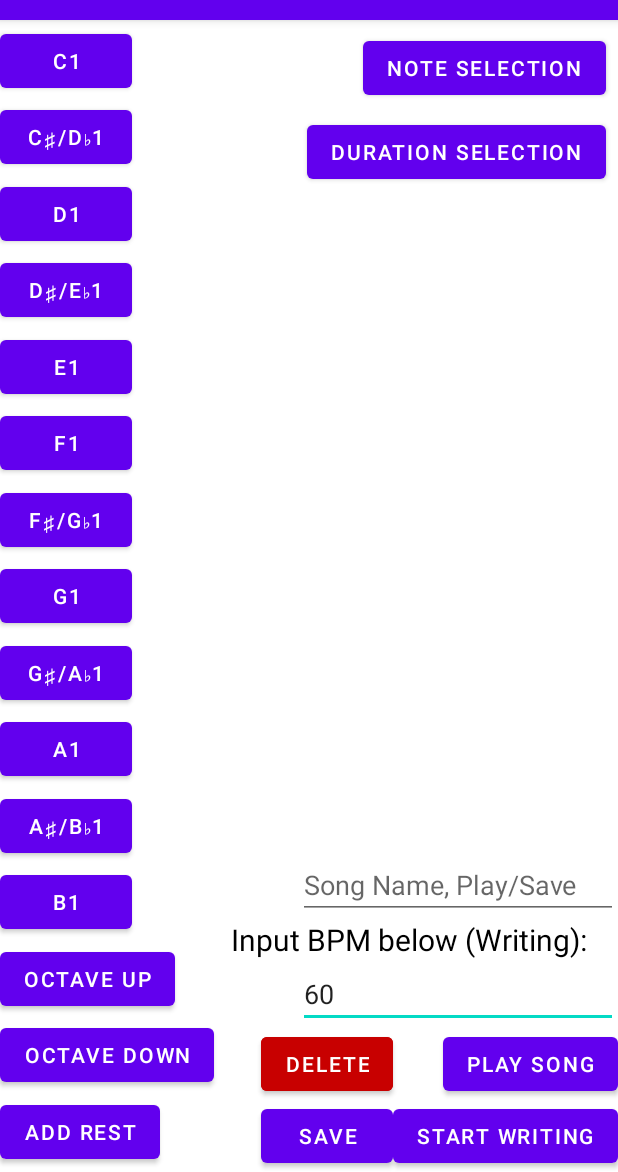
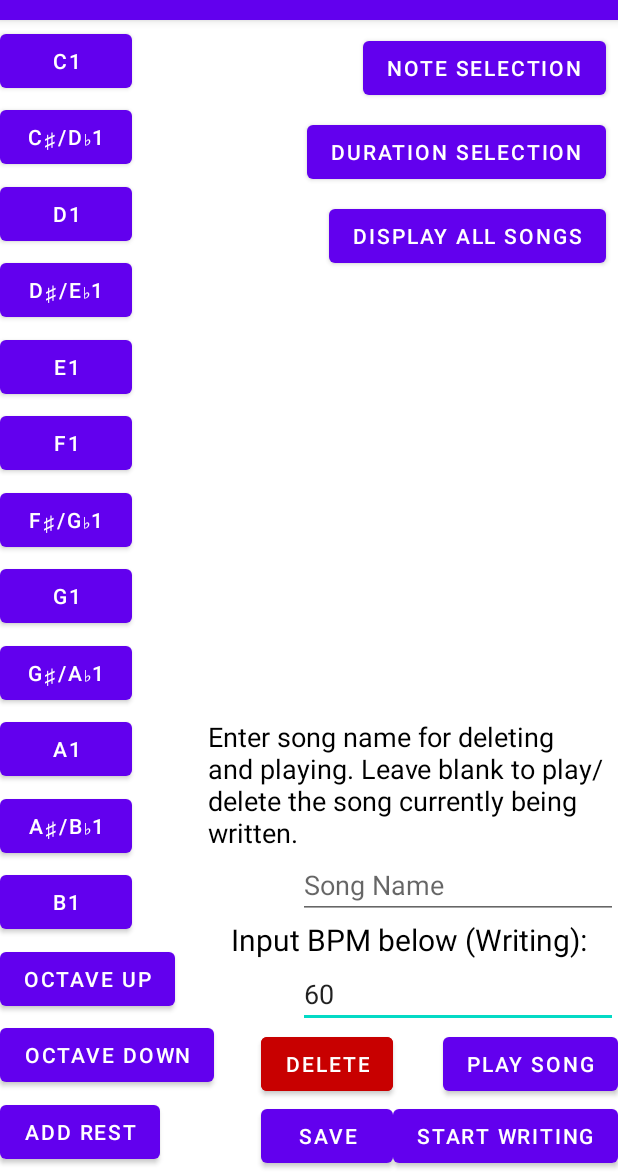
Before and after one commit to JaydenPease/SoundBoard-Project, an Android app: the screen it shows after launch (MainActivity), on a phone screen of 412 x 824 dp, the part 64-1236 px from its top. Run offline under Robolectric (Android 15) with nearby library versions, the phone set to English and light mode, and no system bars; pictures from the network do not load.

```diff
--- a/app/build.gradle
+++ b/app/build.gradle
@@ -9,7 +9,7 @@ android {
 
     defaultConfig {
         applicationId "com.mistershorr.soundboard"
-        minSdk 23
+        minSdk 26
         targetSdk 30
         versionCode 1
         versionName "1.0"
--- a/app/src/main/java/com/mistershorr/soundboard/MainActivity.kt
+++ b/app/src/main/java/com/mistershorr/soundboard/MainActivity.kt
@@ -1,4 +1,4 @@
-// figure out how to display all saved songs and select one
+// figure out how to make it so songs can't be started when one is already playing, and also how to stop a song prematurely
 
 package com.mistershorr.soundboard
 
@@ -12,15 +12,18 @@ import android.view.View
 import android.widget.Button
 import android.widget.Toast
 import androidx.appcompat.app.AppCompatActivity
+import androidx.constraintlayout.widget.Group
 import com.google.gson.Gson
 import com.google.gson.reflect.TypeToken
 import com.mistershorr.soundboard.databinding.ActivityMainBinding
 import kotlinx.coroutines.GlobalScope
 import kotlinx.coroutines.delay
 import kotlinx.coroutines.launch
-import org.json.JSONArray
 import java.io.*
-import java.util.*
+import java.nio.file.Files
+import java.nio.file.Paths
+import java.nio.file.attribute.BasicFileAttributes
+import java.util.function.BiPredicate
 
 
 class MainActivity : AppCompatActivity() {
@@ -48,6 +51,12 @@ class MainActivity : AppCompatActivity() {
 
     var noteMap = HashMap<String, Int>()
 
+    var listOfSavedSongs: ArrayList<String> = ArrayList<String>()
+
+    var groupList: ArrayList<Group> = ArrayList<Group>()
+
+    var songsDisplayed: Boolean = false
+
 
     override fun onCreate(savedInstanceState: Bundle?) {
         super.onCreate(savedInstanceState)
@@ -55,10 +64,17 @@ class MainActivity : AppCompatActivity() {
         binding = ActivityMainBinding.inflate(layoutInflater)
         setContentView(binding.root)
 
-        binding.groupMainDurations.visibility = View.GONE
+
 
 
         loadNoteTypeButtonsArray()
+
+        loadGroupList()
+
+        for(i in groupList.indices) {
+            groupList.get(i).visibility = View.GONE
+        }
+        binding.groupMainNotes.visibility = View.VISIBLE
 
         initializeSoundPool()
 
@@ -676,12 +692,9 @@ class MainActivity : AppCompatActivity() {
     private fun loadSong() {
 
         try {
+            //i forgot where i took this code from
             val fis: FileInputStream = openFileInput(binding.editTextMainSongName.text.toString() + ".json")
-
-            val inputStream = resources.openRawResource(R.raw.song)
-
             val jsonString = fis.bufferedReader().use {
-
                 it.readText()
             }
             Log.d(TAG, "onCreate: $jsonString")
@@ -702,11 +715,15 @@ class MainActivity : AppCompatActivity() {
     }
 
     private fun calculateNoteDuration(): Long {
-        if(binding.editTextMainBpm.text.isNotBlank() && binding.editTextMainBpm.text.toString() != "0") {
-            return ((1000.0 / (binding.editTextMainBpm.text.toString().toDouble()/60.0)) / (selectedNoteType.toDouble() / 4.0)).toLong()
+        if(selectedNoteType != 0) {
+            if (binding.editTextMainBpm.text.isNotBlank() && binding.editTextMainBpm.text.toString() != "0") {
+                return ((1000.0 / (binding.editTextMainBpm.text.toString().toDouble() / 60.0)) / (selectedNoteType.toDouble() / 4.0)).toLong()
+            } else {
+                return ((1000.0 / (1.0 / 60.0)) / (selectedNoteType.toDouble() / 4.0)).toLong()
+            }
         }
         else {
-            return ((1000.0 / (1.0/60.0)) / (selectedNoteType.toDouble() / 4.0)).toLong()
+            return 0;
         }
     }
 
@@ -916,7 +933,7 @@ class MainActivity : AppCompatActivity() {
             selectedNoteType = 32
             setNoteTypeButtonColors(it as Button)
         }
-        binding.buttonMainChord.setOnClickListener {
+        binding.buttonMainInstant.setOnClickListener {
             selectedNoteType = 0
             setNoteTypeButtonColors(it as Button)
         }
@@ -928,23 +945,33 @@ class MainActivity : AppCompatActivity() {
         }
 
         binding.buttonMainDelete.setOnClickListener {
-            songBeingWritten = ArrayList<Note>()
+            deleteSong()
         }
 
         binding.buttonMainDurationSelection.setOnClickListener {
-            binding.groupMainNotes.visibility = View.GONE
+            for(i in groupList.indices) {
+                groupList.get(i).visibility = View.GONE
+            }
             binding.groupMainDurations.visibility = View.VISIBLE
+            songsDisplayed = false
         }
         binding.buttonMainNoteSelection.setOnClickListener {
-            binding.groupMainDurations.visibility = View.GONE
+            for(i in groupList.indices) {
+                groupList.get(i).visibility = View.GONE
+            }
             binding.groupMainNotes.visibility = View.VISIBLE
+            songsDisplayed = false
+        }
+
+        binding.buttonMainSave.setOnClickListener {
+            saveSong()
+        }
+
+        binding.buttonMainDisplayAllSongs.setOnClickListener {
+            displayAllSongs()
         }
 
 
-
-        binding.buttonMainSave.setOnClickListener(View.OnClickListener {
-            saveSong()
-        })
 
     }
 
@@ -962,7 +989,7 @@ class MainActivity : AppCompatActivity() {
         noteTypeButtons.add(binding.buttonMainEighthNote)
         noteTypeButtons.add(binding.buttonMainSixteenthNote)
         noteTypeButtons.add(binding.buttonMainThirtySecondNote)
-        noteTypeButtons.add(binding.buttonMainChord)
+        noteTypeButtons.add(binding.buttonMainInstant)
     }
 
     @SuppressLint("SetTextI18n")
@@ -1016,17 +1043,14 @@ class MainActivity : AppCompatActivity() {
         val gson = Gson()
 
         Log.d(TAG, songBeingWritten.toString())
-        //val jsonArrayOfSong = JSONArray(songBeingWritten)
         val jsonArrayOfSong = gson.toJson(songBeingWritten)
 
         Log.d(TAG, jsonArrayOfSong.toString())
         val songJsonString: String = jsonArrayOfSong.toString()
         Log.d(TAG, songJsonString)
 
-//            val gson = Gson()
-//            val type = object : TypeToken<List<Note>>() { }.type
-//            song = gson.fromJson<List<Note>>(jsonString, type) as MutableList<Note>
 
+        //i forgot where i took this code from
         try {
             var output: Writer? = null
             val file =
@@ -1035,6 +1059,9 @@ class MainActivity : AppCompatActivity() {
             output.write(songJsonString)
             output.close()
             Toast.makeText(applicationContext, "Composition saved", Toast.LENGTH_LONG).show()
+            if(songsDisplayed) {
+                displayAllSongs()
+            }
         } catch (e: Exception) {
             Toast.makeText(baseContext, e.message, Toast.LENGTH_LONG).show()
         }
@@ -1042,4 +1069,65 @@ class MainActivity : AppCompatActivity() {
     }
 
 
+    private fun displayAllSongs() {
+        listOfSavedSongs = ArrayList<String>()
+
+        //this code is taken from https://www.techiedelight.com/traverse-directory-to-list-files-kotlin/
+        val dir = this.filesDir.toString()
+        Files.find(
+            Paths.get(dir), Int.MAX_VALUE,
+            BiPredicate { _, file: BasicFileAttributes -> file.isRegularFile }
+        ).use { paths -> paths.forEach {
+            Log.d(TAG, it.toString())
+            listOfSavedSongs.add(it.toString())
+        } }
+
+        for(i in listOfSavedSongs.indices) {
+            listOfSavedSongs.set(i, listOfSavedSongs.get(i).replace(this.filesDir.toString() + "/", "").replace(".json", ""))
+            Log.d(TAG, listOfSavedSongs.get(i))
+        }
+
+        for(i in groupList.indices) {
+            groupList.get(i).visibility = View.GONE
+        }
+        binding.groupMainSongDisplay.visibility = View.VISIBLE
+
+        binding.textViewMainDisplayedSongs.text = listOfSavedSongs.toString()
+
+        songsDisplayed = true
+
+    }
+
+    private fun loadGroupList() {
+        groupList.add(binding.groupMainNotes)
+        groupList.add(binding.groupMainDurations)
+        groupList.add(binding.groupMainSongDisplay)
+    }
+
+    private fun deleteSong() {
+
+        if(binding.editTextMainSongName.text.isBlank()) {
+            songBeingWritten = ArrayList<Note>()
+        }
+        else {
+
+            try {
+
+                //i took this code from https://stackoverflow.com/questions/3554722/how-to-delete-internal-storage-file-in-android
+                val dir = filesDir
+                val file = File(dir, binding.editTextMainSongName.text.toString() + ".json")
+                file.delete()
+
+                if(songsDisplayed) {
+                    displayAllSongs()
+                }
+
+
+            } catch (e: Exception) {
+                Toast.makeText(baseContext, e.message, Toast.LENGTH_LONG).show()
+            }
+        }
+    }
+
+
 }
--- a/app/src/main/res/layout/activity_main.xml
+++ b/app/src/main/res/layout/activity_main.xml
@@ -168,7 +168,7 @@
         android:id="@+id/group_main_durations"
         android:layout_width="wrap_content"
         android:layout_height="wrap_content"
-        app:constraint_referenced_ids="button_main_wholeNote,button_main_halfNote,button_main_quarterNote,button_main_eighthNote,button_main_sixteenthNote,button_main_thirtySecondNote,button_main_chord"
+        app:constraint_referenced_ids="button_main_wholeNote,button_main_halfNote,button_main_quarterNote,button_main_eighthNote,button_main_sixteenthNote,button_main_thirtySecondNote,button_main_instant"
         tools:visibility="visible" />
 
     <Button
@@ -225,15 +225,15 @@
         android:layout_width="wrap_content"
         android:layout_height="wrap_content"
         android:text="32nd note"
-        app:layout_constraintBottom_toTopOf="@+id/button_main_chord"
+        app:layout_constraintBottom_toTopOf="@+id/button_main_instant"
         app:layout_constraintStart_toStartOf="@+id/button_main_sixteenthNote"
         app:layout_constraintTop_toBottomOf="@+id/button_main_sixteenthNote" />
 
     <Button
-        android:id="@+id/button_main_chord"
+        android:id="@+id/button_main_instant"
         android:layout_width="wrap_content"
         android:layout_height="wrap_content"
-        android:text="Chord"
+        android:text="Instant"
         app:layout_constraintBottom_toBottomOf="parent"
         app:layout_constraintStart_toStartOf="@+id/button_main_thirtySecondNote"
         app:layout_constraintTop_toBottomOf="@+id/button_main_thirtySecondNote" />
@@ -284,7 +284,7 @@
         android:layout_width="wrap_content"
         android:layout_height="wrap_content"
         android:ems="10"
-        android:hint="Song Name, Play/Save"
+        android:hint="Song Name"
         android:inputType="textPersonName"
         app:layout_constraintBottom_toTopOf="@+id/textView_main_bpmIndicator"
         app:layout_constraintEnd_toEndOf="parent"
@@ -310,4 +310,51 @@
         app:layout_constraintEnd_toEndOf="parent"
         app:layout_constraintTop_toBottomOf="@+id/button_main_noteSelection" />
 
+    <Button
+        android:id="@+id/button_main_displayAllSongs"
+        android:layout_width="wrap_content"
+        android:layout_height="wrap_content"
+        android:layout_marginTop="8dp"
+        android:layout_marginEnd="8dp"
+        android:text="Display all Songs"
+        app:layout_constraintEnd_toEndOf="parent"
+        app:layout_constraintTop_toBottomOf="@+id/button_main_durationSelection" />
+
+    <androidx.constraintlayout.widget.Group
+        android:id="@+id/group_main_songDisplay"
+        android:layout_width="wrap_content"
+        android:layout_height="wrap_content"
+        app:constraint_referenced_ids="guideline_main_endOfDisplayedSongs,textView_main_displayedSongs"
+        tools:visibility="gone" />
+
+    <androidx.constraintlayout.widget.Guideline
+        android:id="@+id/guideline_main_endOfDisplayedSongs"
+        android:layout_width="wrap_content"
+        android:layout_height="wrap_content"
+        android:orientation="vertical"
+        app:layout_constraintGuide_begin="139dp" />
+
+    <TextView
+        android:id="@+id/textView_main_displayedSongs"
+        android:layout_width="0dp"
+        android:layout_height="0dp"
+        android:textColor="#000000"
+        android:textSize="18sp"
+        app:layout_constraintBottom_toBottomOf="parent"
+        app:layout_constraintEnd_toStartOf="@+id/guideline_main_endOfDisplayedSongs"
+        app:layout_constraintStart_toStartOf="parent"
+        app:layout_constraintTop_toTopOf="parent"
+        tools:text="the greatest song of all time ever" />
+
+    <TextView
+        android:id="@+id/textView2"
+        android:layout_width="0dp"
+        android:layout_height="wrap_content"
+        android:text="Enter song name for deleting and playing. Leave blank to play/delete the song currently being written."
+        android:textColor="#000000"
+        android:textSize="18sp"
+        app:layout_constraintBottom_toTopOf="@+id/editText_main_songName"
+        app:layout_constraintEnd_toEndOf="parent"
+        app:layout_constraintStart_toStartOf="@+id/guideline_main_endOfDisplayedSongs" />
+
 </androidx.constraintlayout.widget.ConstraintLayout>
```
